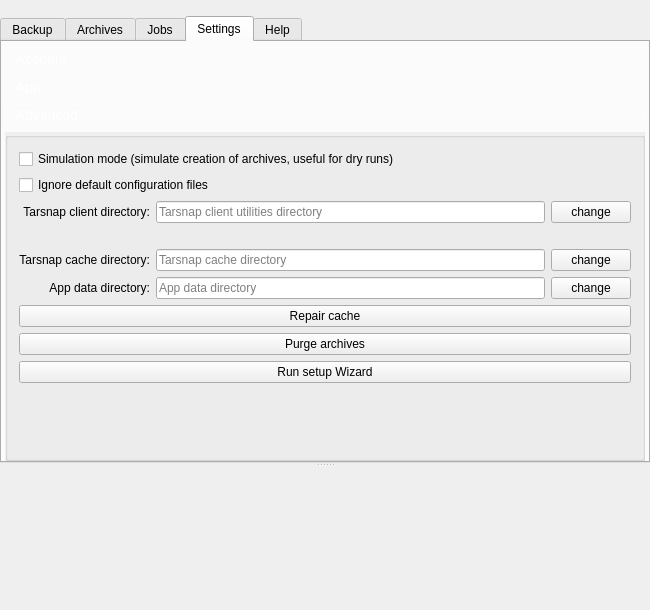
Before: the Qt Designer form forms/mainwindow.ui in Tarsnap/tarsnap-gui, drawn with Qt 5.
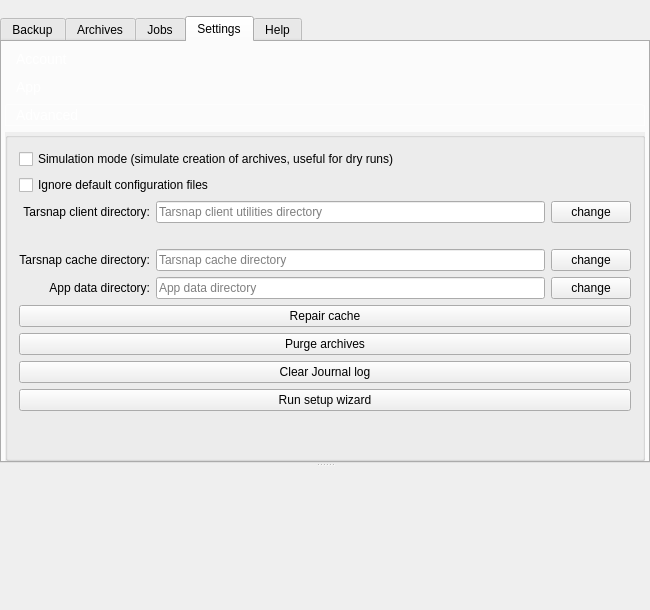
After: the same form once the commit is applied. The open tabs and pages were chosen to show the change. Icons and pictures are not drawn. Custom widgets are drawn as their Qt base class.

Commit message: Add clear Journal action in Settings -> Advanced.

The edit to the form file:
```diff
--- a/forms/mainwindow.ui
+++ b/forms/mainwindow.ui
@@ -1798,7 +1798,7 @@
                     </property>
                    </widget>
                   </item>
-                  <item row="9" column="0" colspan="4">
+                  <item row="10" column="0" colspan="4">
                    <spacer name="verticalSpacer_2">
                     <property name="orientation">
                      <enum>Qt::Vertical</enum>
@@ -1824,13 +1824,13 @@
                     </property>
                    </widget>
                   </item>
-                  <item row="8" column="0" colspan="4">
+                  <item row="9" column="0" colspan="4">
                    <widget class="QPushButton" name="runSetupWizard">
                     <property name="toolTip">
                      <string>Reset app settings and run Setup Wizard</string>
                     </property>
                     <property name="text">
-                     <string>Run setup Wizard</string>
+                     <string>Run setup wizard</string>
                     </property>
                    </widget>
                   </item>
@@ -1923,6 +1923,16 @@
                     </property>
                    </widget>
                   </item>
+                  <item row="8" column="0" colspan="4">
+                   <widget class="QPushButton" name="clearJournalButton">
+                    <property name="toolTip">
+                     <string>Clear Journal log of all entries</string>
+                    </property>
+                    <property name="text">
+                     <string>Clear Journal log</string>
+                    </property>
+                   </widget>
+                  </item>
                  </layout>
                 </widget>
                </item>
```
Left out of the diff: 26 changed lines with no effect on the pictures. The commit also changes 4 other files.
